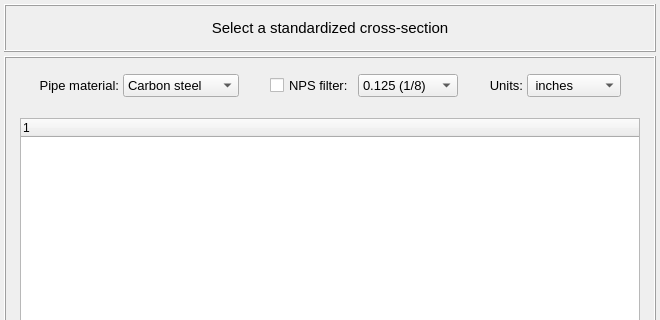
Qt form pulse/interface/data/ui_files/model/setup/structural/standard_cross_section_input.ui (open-pulse/OpenPulse) before a commit; both pictures show x 0 to 660 and y 0 to 320 of the 660 by 600 pixel window.
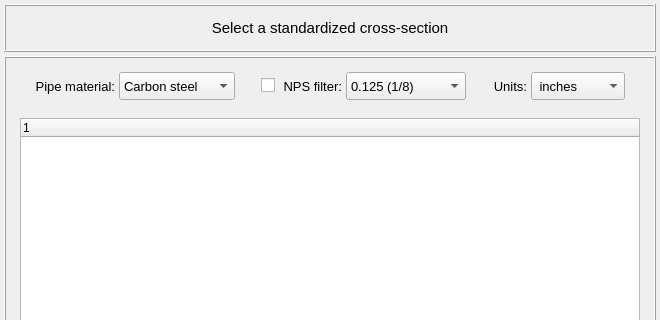
The same form after that commit.

Commit message: Renames an object name and adjusts the Standardized Cross-Sections UI

What changed in the file:
```diff
--- a/pulse/interface/data/ui_files/model/setup/structural/standard_cross_section_input.ui
+++ b/pulse/interface/data/ui_files/model/setup/structural/standard_cross_section_input.ui
@@ -275,22 +275,64 @@
           <number>4</number>
          </property>
          <item row="1" column="7">
-          <widget class="QLabel" name="label_units">
+          <spacer name="horizontalSpacer_2">
+           <property name="orientation">
+            <enum>Qt::Horizontal</enum>
+           </property>
+           <property name="sizeHint" stdset="0">
+            <size>
+             <width>40</width>
+             <height>20</height>
+            </size>
+           </property>
+          </spacer>
+         </item>
+         <item row="1" column="12">
+          <widget class="QComboBox" name="comboBox_units">
+           <property name="minimumSize">
+            <size>
+             <width>0</width>
+             <height>28</height>
+            </size>
+           </property>
            <property name="font">
             <font>
              <pointsize>10</pointsize>
             </font>
            </property>
-           <property name="text">
-            <string>Units:</string>
-           </property>
-           <property name="alignment">
-            <set>Qt::AlignRight|Qt::AlignTrailing|Qt::AlignVCenter</set>
-           </property>
+           <item>
+            <property name="text">
+             <string> inches</string>
+            </property>
+           </item>
+           <item>
+            <property name="text">
+             <string> milimeters</string>
+            </property>
+           </item>
           </widget>
          </item>
+         <item row="1" column="0">
+          <spacer name="horizontalSpacer_3">
+           <property name="orientation">
+            <enum>Qt::Horizontal</enum>
+           </property>
+           <property name="sizeHint" stdset="0">
+            <size>
+             <width>40</width>
+             <height>20</height>
+            </size>
+           </property>
+          </spacer>
+         </item>
          <item row="1" column="2">
           <widget class="QComboBox" name="comboBox_pipe_material">
+           <property name="minimumSize">
+            <size>
+             <width>0</width>
+             <height>28</height>
+            </size>
+           </property>
            <property name="font">
             <font>
              <pointsize>10</pointsize>
@@ -308,52 +350,7 @@
            </item>
           </widget>
          </item>
-         <item row="1" column="0">
-          <spacer name="horizontalSpacer_3">
-           <property name="orientation">
-            <enum>Qt::Horizontal</enum>
-           </property>
-           <property name="sizeHint" stdset="0">
-            <size>
-             <width>40</width>
-             <height>20</height>
-            </size>
-           </property>
-          </spacer>
-         </item>
-         <item row="1" column="11">
-          <widget class="QComboBox" name="comboBox_units">
-           <property name="font">
-            <font>
-             <pointsize>10</pointsize>
-            </font>
-           </property>
-           <item>
-            <property name="text">
-             <string> inches</string>
-            </property>
-           </item>
-           <item>
-            <property name="text">
-             <string> milimeters</string>
-            </property>
-           </item>
-          </widget>
-         </item>
-         <item row="1" column="6">
-          <spacer name="horizontalSpacer_2">
-           <property name="orientation">
-            <enum>Qt::Horizontal</enum>
-           </property>
-           <property name="sizeHint" stdset="0">
-            <size>
-             <width>40</width>
-             <height>20</height>
-            </size>
-           </property>
-          </spacer>
-         </item>
-         <item row="1" column="12">
+         <item row="1" column="13">
           <spacer name="horizontalSpacer_4">
            <property name="orientation">
             <enum>Qt::Horizontal</enum>
@@ -381,21 +378,14 @@
            </property>
           </widget>
          </item>
-         <item row="1" column="3">
-          <spacer name="horizontalSpacer">
-           <property name="orientation">
-            <enum>Qt::Horizontal</enum>
-           </property>
-           <property name="sizeHint" stdset="0">
-            <size>
-             <width>40</width>
-             <height>20</height>
-            </size>
-           </property>
-          </spacer>
-         </item>
-         <item row="1" column="5">
+         <item row="1" column="6">
           <widget class="QComboBox" name="comboBox_nps_filter">
+           <property name="minimumSize">
+            <size>
+             <width>120</width>
+             <height>28</height>
+            </size>
+           </property>
            <property name="font">
             <font>
              <pointsize>10</pointsize>
@@ -620,19 +610,68 @@
          </item>
          <item row="1" column="4">
           <widget class="QCheckBox" name="checkBox_nps_filter">
+           <property name="minimumSize">
+            <size>
+             <width>18</width>
+             <height>0</height>
+            </size>
+           </property>
            <property name="font">
             <font>
              <pointsize>10</pointsize>
             </font>
            </property>
            <property name="text">
-            <string>NPS filter:</string>
+            <string/>
            </property>
            <property name="checked">
             <bool>false</bool>
            </property>
           </widget>
          </item>
+         <item row="1" column="3">
+          <spacer name="horizontalSpacer">
+           <property name="orientation">
+            <enum>Qt::Horizontal</enum>
+           </property>
+           <property name="sizeHint" stdset="0">
+            <size>
+             <width>40</width>
+             <height>20</height>
+            </size>
+           </property>
+          </spacer>
+         </item>
+         <item row="1" column="8">
+          <widget class="QLabel" name="label_units">
+           <property name="font">
+            <font>
+             <pointsize>10</pointsize>
+            </font>
+           </property>
+           <property name="text">
+            <string>Units:</string>
+           </property>
+           <property name="alignment">
+            <set>Qt::AlignRight|Qt::AlignTrailing|Qt::AlignVCenter</set>
+           </property>
+          </widget>
+         </item>
+         <item row="1" column="5">
+          <widget class="QLabel" name="label_pipe_material_2">
+           <property name="font">
+            <font>
+             <pointsize>10</pointsize>
+            </font>
+           </property>
+           <property name="text">
+            <string>NPS filter:</string>
+           </property>
+           <property name="alignment">
+            <set>Qt::AlignRight|Qt::AlignTrailing|Qt::AlignVCenter</set>
+           </property>
+          </widget>
+         </item>
         </layout>
        </widget>
       </item>
```
The commit also changes 1 other file.
